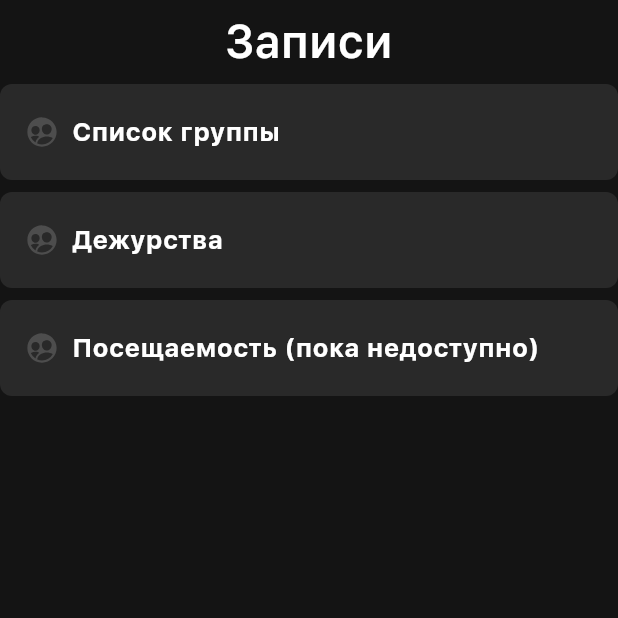
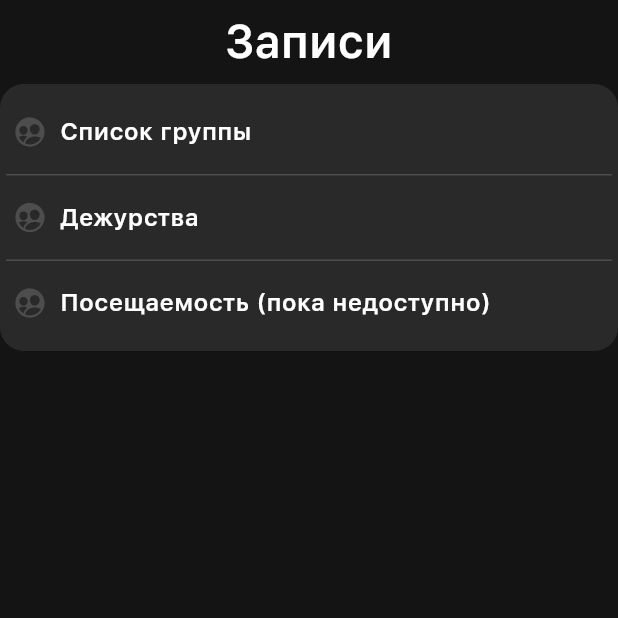
Before and after one commit to Sosisska123/duty-selector, a Flutter app: the ListScreen screen opened directly with empty values, on a phone screen of 412 x 824 dp, the top half of it. Run offline on Flutter 3.47's test engine with Material 3 defaults, Android fonts, the phone set to English and light mode, and no system bars; our stand-ins replace ionicons, logger, persistent_bottom_nav_bar, sqflite; accounts and stored records are empty.

Commit message:
update buttons on List page, fix group buttons

```diff
--- a/lib/features/presentation/screens/list.dart
+++ b/lib/features/presentation/screens/list.dart
@@ -1,9 +1,9 @@
-import 'package:duty_selector/design.dart';
 import 'package:duty_selector/features/data/database.dart';
 import 'package:duty_selector/features/presentation/screens/lists/attendance_list.dart';
 import 'package:duty_selector/features/presentation/screens/lists/duty_list.dart';
 import 'package:duty_selector/features/presentation/screens/lists/group_list.dart';
-import 'package:duty_selector/features/presentation/widgets/cards/list_card.dart';
+import 'package:duty_selector/features/presentation/widgets/buttons_group/buttons_group.dart';
+import 'package:duty_selector/features/presentation/widgets/buttons_group/group_button.dart';
 import 'package:duty_selector/features/presentation/widgets/texts/title_text.dart';
 import 'package:flutter/material.dart';
 import 'package:ionicons/ionicons.dart';
@@ -25,24 +25,22 @@ class ListScreen extends StatelessWidget {
         centerTitle: true,
         title: const TitleText(text: 'Записи'),
       ),
-      body: Column(
-        spacing: AppSpacing.small,
+      body: ButtonsGroup(
         children: [
-          ListCard(
+          GroupButton(
+            icon: Ionicons.people_circle,
+            text: 'Список группы',
             tapCallback: () => _openList(context, 'group'),
-            icon: const Icon(Ionicons.people_circle, color: AppColors.accent),
-            text: 'Список группы',
           ),
-          ListCard(
+          GroupButton(
+            icon: Ionicons.people_circle,
+            text: 'Дежурства',
             tapCallback: () => _openList(context, 'duty'),
-            icon: const Icon(Ionicons.people_circle, color: AppColors.accent),
-            text: 'Дежурства',
           ),
-          ListCard(
-            // tapCallback: () => _openList(context, 'attendance'),
+          GroupButton(
+            icon: Ionicons.people_circle,
+            text: 'Посещаемость (пока недоступно)',
             tapCallback: () => {},
-            icon: const Icon(Ionicons.people_circle, color: AppColors.accent),
-            text: 'Посещаемость (пока недоступно)',
           ),
         ],
       ),
--- a/lib/features/presentation/widgets/buttons_group/group_button.dart
+++ b/lib/features/presentation/widgets/buttons_group/group_button.dart
@@ -28,10 +28,13 @@ class GroupButton extends StatelessWidget {
         child: Ink(
           decoration: const BoxDecoration(color: AppColors.secondary),
           child: Padding(
-            padding: .symmetric(vertical: height),
+            padding: .symmetric(
+              vertical: height,
+              horizontal: AppSpacing.xsmall,
+            ),
             child: Row(
               children: [
-                if (icon != null) Icon(icon),
+                if (icon != null) Icon(icon, color: AppColors.accent),
                 if (icon != null && text.isNotEmpty) const SizedBox(width: 8),
                 if (text.isNotEmpty) RegularText(text: text),
               ],
```
